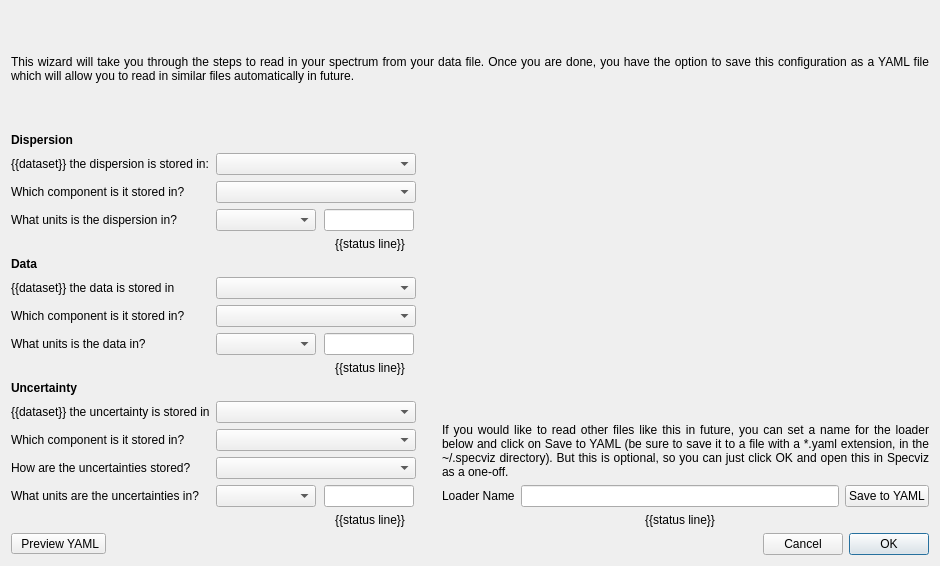
Qt form specviz/io/wizard/wizard.ui (spacetelescope/specviz) before a commit.
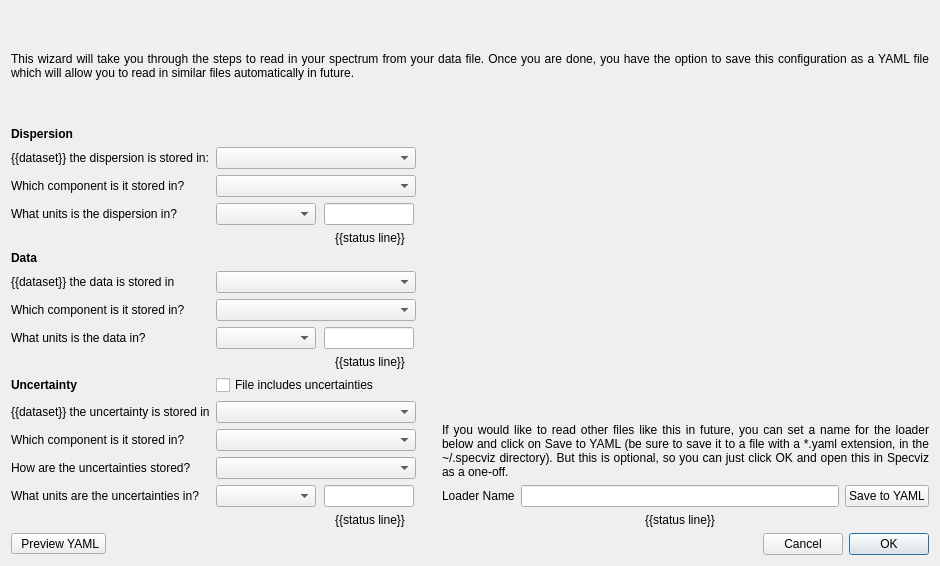
The same form after that commit.

Commit message: Improve wizard icon, and make uncertainties optional

Patch:
```diff
--- a/specviz/io/wizard/wizard.ui
+++ b/specviz/io/wizard/wizard.ui
@@ -528,6 +528,13 @@
        <item row="0" column="4" rowspan="11" colspan="3">
         <layout class="QVBoxLayout" name="layout_preview"/>
        </item>
+       <item row="10" column="1" colspan="2">
+        <widget class="QCheckBox" name="bool_uncertainties">
+         <property name="text">
+          <string>File includes uncertainties</string>
+         </property>
+        </widget>
+       </item>
       </layout>
      </item>
     </layout>
```
The commit also changes 3 other files.
